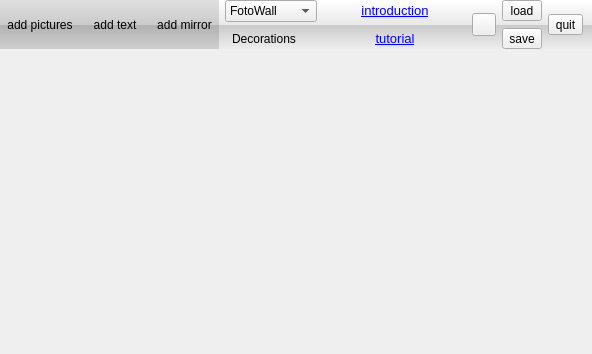
This is FotoWall.ui in enricoros/fotowall as Qt 5 draws it before an edit. The edited form follows.
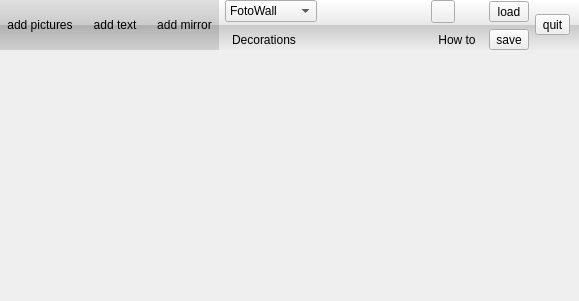
This is the edited form. Icons and pictures are not drawn.

Commit message: Some bits of UI integration

The edit to the form file:
```diff
--- a/FotoWall.ui
+++ b/FotoWall.ui
@@ -6,8 +6,8 @@
    <rect>
     <x>0</x>
     <y>0</y>
-    <width>592</width>
-    <height>354</height>
+    <width>579</width>
+    <height>301</height>
    </rect>
   </property>
   <layout class="QVBoxLayout" name="verticalLayout">
@@ -212,34 +212,7 @@
         </item>
        </widget>
       </item>
-      <item row="0" column="2" rowspan="2">
-       <spacer name="spacer">
-        <property name="orientation">
-         <enum>Qt::Horizontal</enum>
-        </property>
-        <property name="sizeHint" stdset="0">
-         <size>
-          <width>17</width>
-          <height>48</height>
-         </size>
-        </property>
-       </spacer>
-      </item>
-      <item row="0" column="3">
-       <widget class="QLabel" name="helpLabel">
-        <property name="text">
-         <string>&lt;!DOCTYPE HTML PUBLIC &quot;-//W3C//DTD HTML 4.0//EN&quot; &quot;http://www.w3.org/TR/REC-html40/strict.dtd&quot;&gt;
-&lt;html&gt;&lt;head&gt;&lt;meta name=&quot;qrichtext&quot; content=&quot;1&quot; /&gt;&lt;style type=&quot;text/css&quot;&gt;
-p, li { white-space: pre-wrap; }
-&lt;/style&gt;&lt;/head&gt;&lt;body style=&quot; font-family:'Sans Serif'; font-size:10pt; font-weight:400; font-style:normal;&quot;&gt;
-&lt;p style=&quot; margin-top:0px; margin-bottom:0px; margin-left:0px; margin-right:0px; -qt-block-indent:0; text-indent:0px;&quot;&gt;&lt;a href=&quot;help&quot;&gt;&lt;span style=&quot; text-decoration: underline; color:#0000ff;&quot;&gt;introduction&lt;/span&gt;&lt;/a&gt;&lt;/p&gt;&lt;/body&gt;&lt;/html&gt;</string>
-        </property>
-        <property name="alignment">
-         <set>Qt::AlignCenter</set>
-        </property>
-       </widget>
-      </item>
-      <item row="0" column="4" rowspan="2">
+      <item row="0" column="3" rowspan="2">
        <spacer name="spacer_2">
         <property name="orientation">
          <enum>Qt::Horizontal</enum>
@@ -265,21 +238,7 @@
         </property>
        </widget>
       </item>
-      <item row="0" column="5" rowspan="2">
-       <widget class="QToolButton" name="exportButton">
-        <property name="text">
-         <string/>
-        </property>
-        <property name="icon">
-         <iconset resource="fotowall.qrc">
-          <normaloff>:/data/fotowall.png</normaloff>:/data/fotowall.png</iconset>
-        </property>
-        <property name="toolButtonStyle">
-         <enum>Qt::ToolButtonTextBesideIcon</enum>
-        </property>
-       </widget>
-      </item>
-      <item row="0" column="6">
+      <item row="0" column="7">
        <widget class="QToolButton" name="loadButton">
         <property name="sizePolicy">
          <sizepolicy hsizetype="Preferred" vsizetype="Fixed">
@@ -292,7 +251,7 @@
         </property>
        </widget>
       </item>
-      <item row="1" column="6">
+      <item row="1" column="7">
        <widget class="QToolButton" name="saveButton">
         <property name="sizePolicy">
          <sizepolicy hsizetype="Preferred" vsizetype="Fixed">
@@ -308,7 +267,7 @@
         </property>
        </widget>
       </item>
-      <item row="0" column="7" rowspan="2">
+      <item row="0" column="8" rowspan="2">
        <widget class="QToolButton" name="quitButton">
         <property name="text">
          <string>quit</string>
@@ -322,17 +281,30 @@
         </property>
        </widget>
       </item>
-      <item row="1" column="3">
-       <widget class="QLabel" name="tutorialLabel">
+      <item row="0" column="4">
+       <widget class="QToolButton" name="exportButton">
         <property name="text">
-         <string>&lt;!DOCTYPE HTML PUBLIC &quot;-//W3C//DTD HTML 4.0//EN&quot; &quot;http://www.w3.org/TR/REC-html40/strict.dtd&quot;&gt;
-&lt;html&gt;&lt;head&gt;&lt;meta name=&quot;qrichtext&quot; content=&quot;1&quot; /&gt;&lt;style type=&quot;text/css&quot;&gt;
-p, li { white-space: pre-wrap; }
-&lt;/style&gt;&lt;/head&gt;&lt;body style=&quot; font-family:'Sans Serif'; font-size:10pt; font-weight:400; font-style:normal;&quot;&gt;
-&lt;p style=&quot; margin-top:0px; margin-bottom:0px; margin-left:0px; margin-right:0px; -qt-block-indent:0; text-indent:0px;&quot;&gt;&lt;a href=&quot;help&quot;&gt;&lt;span style=&quot; text-decoration: underline; color:#0000ff;&quot;&gt;tutorial&lt;/span&gt;&lt;/a&gt;&lt;/p&gt;&lt;/body&gt;&lt;/html&gt;</string>
+         <string/>
         </property>
-        <property name="alignment">
-         <set>Qt::AlignCenter</set>
+        <property name="icon">
+         <iconset resource="fotowall.qrc">
+          <normaloff>:/data/fotowall.png</normaloff>:/data/fotowall.png</iconset>
+        </property>
+        <property name="toolButtonStyle">
+         <enum>Qt::ToolButtonTextBesideIcon</enum>
+        </property>
+       </widget>
+      </item>
+      <item row="1" column="4">
+       <widget class="QToolButton" name="helpButton">
+        <property name="text">
+         <string>How to</string>
+        </property>
+        <property name="popupMode">
+         <enum>QToolButton::InstantPopup</enum>
+        </property>
+        <property name="autoRaise">
+         <bool>true</bool>
         </property>
        </widget>
       </item>
```
The commit also changes 2 other files.
